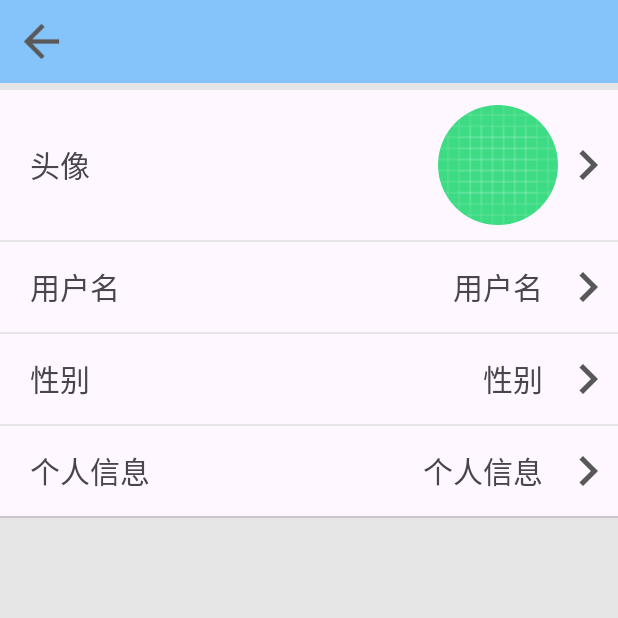
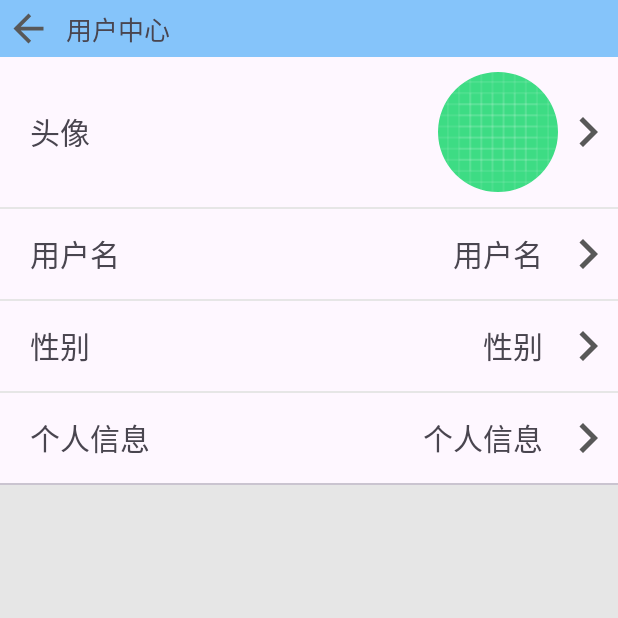
Before and after one commit to nefelibetas/PhotoShare, an Android app: the UserInformationActivity screen opened directly, with no data from a screen before it, on a phone screen of 412 x 824 dp, the top half of it. Run offline under Robolectric (Android 15) with nearby library versions, the phone set to English and light mode, and no system bars; pictures from the network do not load.

Commit message:
fixed bug

```diff
--- a/app/src/main/java/com/fish/photoshare/activities/PostInformationActivity.java
+++ b/app/src/main/java/com/fish/photoshare/activities/PostInformationActivity.java
@@ -153,6 +153,8 @@ public class PostInformationActivity extends AppCompatActivity {
         back.setOnClickListener(v -> {
             finish();
         });
+        TextView title_text = findViewById(R.id.title_text);
+        title_text.setText("帖子详情");
         setMain();
         setRecyclerList();
         commentHandler();
--- a/app/src/main/java/com/fish/photoshare/activities/StarActivity.java
+++ b/app/src/main/java/com/fish/photoshare/activities/StarActivity.java
@@ -5,6 +5,7 @@ import android.os.Handler;
 import android.os.Looper;
 import android.util.Log;
 import android.widget.ImageView;
+import android.widget.TextView;
 
 import androidx.annotation.NonNull;
 import androidx.appcompat.app.AppCompatActivity;
@@ -47,6 +48,8 @@ public class StarActivity extends AppCompatActivity {
         recyclerListStar.setLayoutManager(new LinearLayoutManager(StarActivity.this));
         starAdapter = null;
         ImageView back = findViewById(R.id.icon_back);
+        TextView title_text = findViewById(R.id.title_text);
+        title_text.setText("收藏帖子");
         back.setOnClickListener(v -> {
             finish();
         });
--- a/app/src/main/java/com/fish/photoshare/activities/UnPublishedActivity.java
+++ b/app/src/main/java/com/fish/photoshare/activities/UnPublishedActivity.java
@@ -5,6 +5,7 @@ import android.os.Handler;
 import android.os.Looper;
 import android.util.Log;
 import android.widget.ImageView;
+import android.widget.TextView;
 
 import androidx.annotation.NonNull;
 import androidx.appcompat.app.AppCompatActivity;
@@ -34,7 +35,6 @@ public class UnPublishedActivity extends AppCompatActivity {
     private Callback deleteCallback;
     private ResourcesUtils resourcesUtils;
     private RecyclerView recyclerListUnPublished;
-    private ImageView back;
     private UnPublishedAdapter unPublishedAdapter;
     @Override
     protected void onCreate(Bundle savedInstanceState) {
@@ -48,10 +48,12 @@ public class UnPublishedActivity extends AppCompatActivity {
         resourcesUtils = new ResourcesUtils(UnPublishedActivity.this);
         recyclerListUnPublished = findViewById(R.id.recyclerListUnPublished);
         recyclerListUnPublished.setLayoutManager(new LinearLayoutManager(UnPublishedActivity.this));
-        back = findViewById(R.id.icon_back);
+        ImageView back = findViewById(R.id.icon_back);
         back.setOnClickListener(v -> {
             finish();
         });
+        TextView title_text = findViewById(R.id.title_text);
+        title_text.setText("未发布稿件");
     }
     public void initCallback() {
         changeCallback = new Callback() {
--- a/app/src/main/java/com/fish/photoshare/activities/UserInformationActivity.java
+++ b/app/src/main/java/com/fish/photoshare/activities/UserInformationActivity.java
@@ -9,6 +9,7 @@ import android.os.Looper;
 import android.provider.MediaStore;
 import android.util.Log;
 import android.widget.ImageView;
+import android.widget.TextView;
 
 import androidx.activity.result.ActivityResultLauncher;
 import androidx.activity.result.contract.ActivityResultContracts;
@@ -52,6 +53,7 @@ public class UserInformationActivity extends AppCompatActivity implements Galler
     private ShapeableImageView user_avatar;
     // 返回按钮
     private ImageView iv_back;
+    private TextView title_text;
     // 从本地选取的图片Uri
     private Uri ImageUri;
     // 回调方法
@@ -78,6 +80,8 @@ public class UserInformationActivity extends AppCompatActivity implements Galler
         manager = getSupportFragmentManager();
         // 顶部返回按钮
         iv_back = findViewById(R.id.icon_back);
+        title_text = findViewById(R.id.title_text);
+        title_text.setText("用户中心");
         initOnclickListener();
     }
     public void initOnclickListener() {
--- a/app/src/main/res/layout/activity_post_information.xml
+++ b/app/src/main/res/layout/activity_post_information.xml
@@ -26,8 +26,8 @@
         <TextView
             android:id="@+id/PostTitle"
             android:layout_width="match_parent"
-            android:layout_height="40dp"
-            android:padding="5dp"
+            android:layout_height="54dp"
+            android:padding="8dp"
             android:gravity="start|center"
             android:text="标题"
             android:textStyle="bold"
@@ -51,7 +51,7 @@
             android:textSize="18dp"
             android:textStyle="normal"
             android:text="内容"
-            android:padding="10dp"
+            android:padding="12dp"
             android:gravity="start|center"
             app:layout_constraintEnd_toEndOf="parent"
             app:layout_constraintStart_toStartOf="parent"
--- a/app/src/main/res/layout/activity_user_information.xml
+++ b/app/src/main/res/layout/activity_user_information.xml
@@ -1,6 +1,5 @@
 <?xml version="1.0" encoding="utf-8"?>
-<androidx.constraintlayout.widget.ConstraintLayout
-    xmlns:android="http://schemas.android.com/apk/res/android"
+<androidx.constraintlayout.widget.ConstraintLayout xmlns:android="http://schemas.android.com/apk/res/android"
     xmlns:app="http://schemas.android.com/apk/res-auto"
     xmlns:tools="http://schemas.android.com/tools"
     android:layout_width="match_parent"
@@ -8,37 +7,20 @@
     android:background="@color/gray"
     tools:context=".activities.UserInformationActivity">
     <!--  顶部框  -->
-    <androidx.constraintlayout.widget.ConstraintLayout
-        android:layout_width="match_parent"
-        android:layout_height="wrap_content"
-        android:paddingTop="10dp"
-        android:paddingStart="10dp"
-        android:paddingEnd="10dp"
-        android:paddingBottom="10dp"
-        android:background="@color/male"
-        android:orientation="horizontal"
-        app:layout_constraintEnd_toEndOf="parent"
+    <include
+        android:id="@+id/top"
+        layout="@layout/title"
         app:layout_constraintStart_toStartOf="parent"
-        app:layout_constraintTop_toTopOf="parent">
-        <ImageView
-            android:id="@+id/icon_back"
-            android:layout_width="35dp"
-            android:layout_height="35dp"
-            android:clickable="true"
-            app:layout_constraintTop_toTopOf="parent"
-            app:layout_constraintStart_toStartOf="parent"
-            app:layout_constraintBottom_toBottomOf="parent"
-            android:src="@drawable/baseline_arrow_back_24" />
-    </androidx.constraintlayout.widget.ConstraintLayout>
+        app:layout_constraintTop_toTopOf="parent" />
+
     <LinearLayout
         android:id="@+id/userFragmentContainer"
         android:layout_width="match_parent"
-        android:layout_height="match_parent"
-        android:layout_marginTop="60dp"
-        app:layout_constraintTop_toTopOf="parent"
+        android:layout_height="0dp"
+        android:descendantFocusability="beforeDescendants"
+        android:orientation="vertical"
         app:layout_constraintBottom_toBottomOf="parent"
         app:layout_constraintEnd_toEndOf="parent"
         app:layout_constraintStart_toStartOf="parent"
-        android:descendantFocusability="beforeDescendants"
-        android:orientation="vertical"/>
+        app:layout_constraintTop_toBottomOf="@+id/top" />
 </androidx.constraintlayout.widget.ConstraintLayout>
--- a/app/src/main/res/layout/title.xml
+++ b/app/src/main/res/layout/title.xml
@@ -1,17 +1,28 @@
 <?xml version="1.0" encoding="utf-8"?>
-<androidx.constraintlayout.widget.ConstraintLayout
-    xmlns:android="http://schemas.android.com/apk/res/android"
+<androidx.constraintlayout.widget.ConstraintLayout xmlns:android="http://schemas.android.com/apk/res/android"
     xmlns:app="http://schemas.android.com/apk/res-auto"
     android:layout_width="match_parent"
     android:layout_height="wrap_content"
-    android:padding="2dp"
+    android:padding="4dp"
     android:background="@color/male">
+
     <ImageView
         android:id="@+id/icon_back"
-        android:layout_width="40dp"
-        android:layout_height="40dp"
+        android:layout_width="30dp"
+        android:layout_height="30dp"
         android:src="@drawable/baseline_arrow_back_24"
         app:layout_constraintBottom_toBottomOf="parent"
         app:layout_constraintStart_toStartOf="parent"
         app:layout_constraintTop_toTopOf="parent" />
+
+    <TextView
+        android:id="@+id/title_text"
+        android:layout_width="wrap_content"
+        android:layout_height="wrap_content"
+        android:layout_marginStart="10dp"
+        android:text="标题"
+        android:textSize="17sp"
+        app:layout_constraintBottom_toBottomOf="parent"
+        app:layout_constraintStart_toEndOf="@+id/icon_back"
+        app:layout_constraintTop_toTopOf="parent" />
 </androidx.constraintlayout.widget.ConstraintLayout>
```
Also changed, not shown: app/src/main/java/com/fish/photoshare/activities/MySelfActivity.java (+5 -2 lines), app/src/main/res/layout/fragment_home_item.xml (+16 -4 lines), app/src/main/res/layout/post_comment_item.xml (+11 -1 lines).
